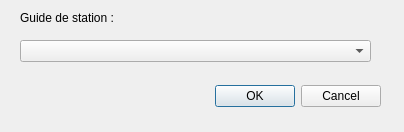
This is dialogs/pedology.ui in paul-carteron/Qracines as Qt 5 draws it before an edit. The edited form follows.
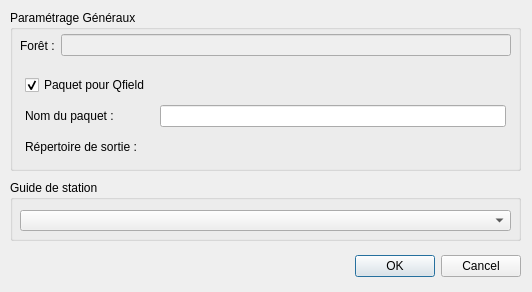
This is the edited form. Custom widgets are drawn as their Qt base class.

Diff of the .ui file:
```diff
--- a/dialogs/pedology.ui
+++ b/dialogs/pedology.ui
@@ -6,8 +6,8 @@
    <rect>
     <x>0</x>
     <y>0</y>
-    <width>404</width>
-    <height>132</height>
+    <width>532</width>
+    <height>292</height>
    </rect>
   </property>
   <property name="windowTitle">
@@ -16,8 +16,8 @@
   <widget class="QDialogButtonBox" name="buttonBox">
    <property name="geometry">
     <rect>
-     <x>20</x>
-     <y>80</y>
+     <x>160</x>
+     <y>250</y>
      <width>361</width>
      <height>32</height>
     </rect>
@@ -29,30 +29,156 @@
     <set>QDialogButtonBox::Cancel|QDialogButtonBox::Ok</set>
    </property>
   </widget>
-  <widget class="QLabel" name="label">
+  <widget class="QGroupBox" name="gb_global_param">
    <property name="geometry">
     <rect>
-     <x>20</x>
+     <x>10</x>
      <y>10</y>
-     <width>361</width>
-     <height>16</height>
+     <width>511</width>
+     <height>161</height>
     </rect>
    </property>
-   <property name="text">
-    <string>Guide de station :</string>
+   <property name="title">
+    <string>Paramétrage Généraux</string>
    </property>
+   <widget class="QWidget" name="gridLayoutWidget_4">
+    <property name="geometry">
+     <rect>
+      <x>10</x>
+      <y>60</y>
+      <width>491</width>
+      <height>91</height>
+     </rect>
+    </property>
+    <layout class="QGridLayout" name="gridLayout_4">
+     <property name="leftMargin">
+      <number>5</number>
+     </property>
+     <property name="topMargin">
+      <number>5</number>
+     </property>
+     <property name="rightMargin">
+      <number>5</number>
+     </property>
+     <property name="bottomMargin">
+      <number>5</number>
+     </property>
+     <property name="spacing">
+      <number>10</number>
+     </property>
+     <item row="1" column="0">
+      <widget class="QLabel" name="label_layers_11">
+       <property name="text">
+        <string>Nom du paquet :</string>
+       </property>
+      </widget>
+     </item>
+     <item row="1" column="1">
+      <widget class="QLineEdit" name="le_package_title">
+       <property name="enabled">
+        <bool>true</bool>
+       </property>
+       <property name="readOnly">
+        <bool>false</bool>
+       </property>
+       <property name="placeholderText">
+        <string extracomment="Default to : DXXHXX_FORET_diag"/>
+       </property>
+      </widget>
+     </item>
+     <item row="0" column="0">
+      <widget class="QCheckBox" name="cb_package_for_qfield">
+       <property name="toolTip">
+        <string extracomment="Lorsque la case est cochée, le projet est empaqueté pour QField, compressé en ZIP et déposé dans le répertoire de sortie"/>
+       </property>
+       <property name="statusTip">
+        <string/>
+       </property>
+       <property name="text">
+        <string>Paquet pour Qfield</string>
+       </property>
+       <property name="checked">
+        <bool>true</bool>
+       </property>
+      </widget>
+     </item>
+     <item row="2" column="0">
+      <widget class="QLabel" name="label_layers_12">
+       <property name="text">
+        <string>Répertoire de sortie :</string>
+       </property>
+      </widget>
+     </item>
+     <item row="2" column="1">
+      <widget class="QgsFileWidget" name="fw_package_outdir">
+       <property name="toolTip">
+        <string/>
+       </property>
+       <property name="options">
+        <set>QFileDialog::ShowDirsOnly</set>
+       </property>
+      </widget>
+     </item>
+    </layout>
+   </widget>
+   <widget class="QWidget" name="horizontalLayoutWidget">
+    <property name="geometry">
+     <rect>
+      <x>10</x>
+      <y>20</y>
+      <width>491</width>
+      <height>31</height>
+     </rect>
+    </property>
+    <layout class="QHBoxLayout" name="horizontalLayout">
+     <item>
+      <widget class="QLabel" name="label_layers_4">
+       <property name="text">
+        <string>Forêt :</string>
+       </property>
+      </widget>
+     </item>
+     <item>
+      <widget class="QLineEdit" name="le_forest_name">
+       <property name="enabled">
+        <bool>false</bool>
+       </property>
+      </widget>
+     </item>
+    </layout>
+   </widget>
   </widget>
-  <widget class="QComboBox" name="comboBox">
+  <widget class="QGroupBox" name="groupBox">
    <property name="geometry">
     <rect>
-     <x>20</x>
-     <y>40</y>
-     <width>351</width>
-     <height>22</height>
+     <x>10</x>
+     <y>180</y>
+     <width>511</width>
+     <height>61</height>
     </rect>
    </property>
+   <property name="title">
+    <string>Guide de station</string>
+   </property>
+   <widget class="QComboBox" name="cob_stations">
+    <property name="geometry">
+     <rect>
+      <x>10</x>
+      <y>30</y>
+      <width>491</width>
+      <height>21</height>
+     </rect>
+    </property>
+   </widget>
   </widget>
  </widget>
+ <customwidgets>
+  <customwidget>
+   <class>QgsFileWidget</class>
+   <extends>QWidget</extends>
+   <header>qgsfilewidget.h</header>
+  </customwidget>
+ </customwidgets>
  <resources/>
  <connections>
   <connection>
```
